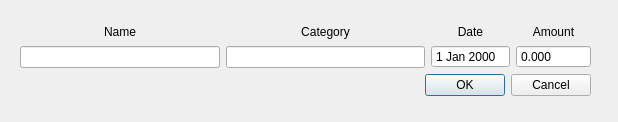
Before: the Qt Designer form EZbudget/edittransaction.ui in IvanInandan/EZBudget, drawn with Qt 5.
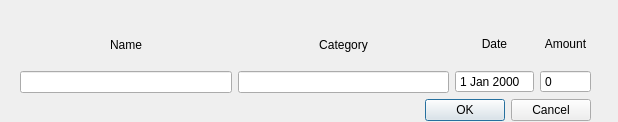
After: the same form once the commit is applied.

What changed in the file:
```diff
--- a/EZbudget/edittransaction.ui
+++ b/EZbudget/edittransaction.ui
@@ -19,7 +19,7 @@
      <x>20</x>
      <y>25</y>
      <width>571</width>
-     <height>71</height>
+     <height>96</height>
     </rect>
    </property>
    <layout class="QVBoxLayout" name="verticalLayout_5">
@@ -86,10 +86,10 @@
            <enum>QAbstractSpinBox::NoButtons</enum>
           </property>
           <property name="decimals">
-           <number>3</number>
+           <number>0</number>
           </property>
           <property name="maximum">
-           <double>9999999.000000000000000</double>
+           <double>100000000000000005366162204393472.000000000000000</double>
           </property>
          </widget>
         </item>
```
